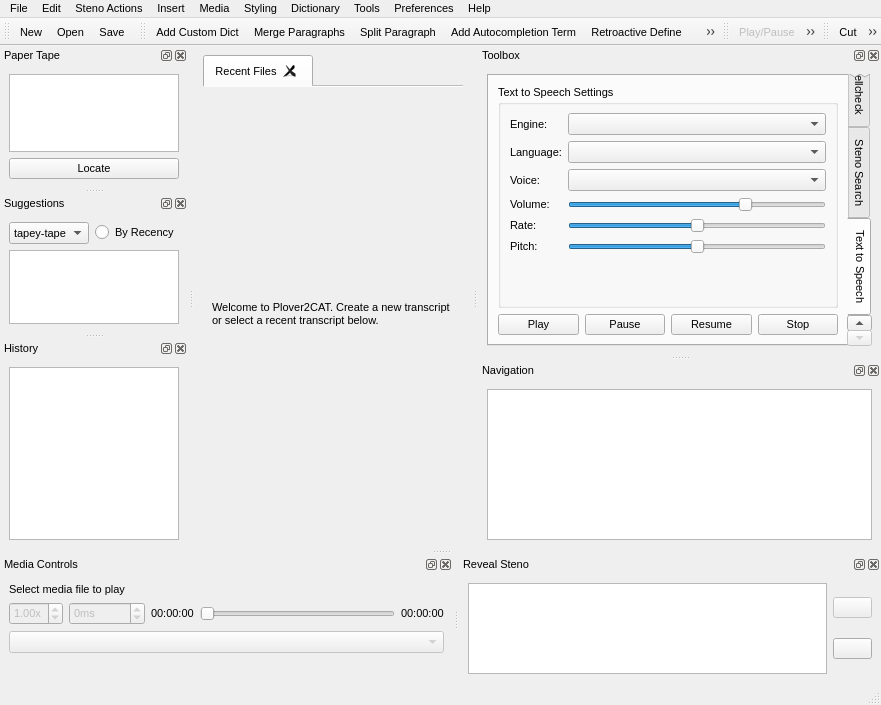
Qt form plover_cat/plover_cat.ui (greenwyrt/plover2CAT) before a commit.
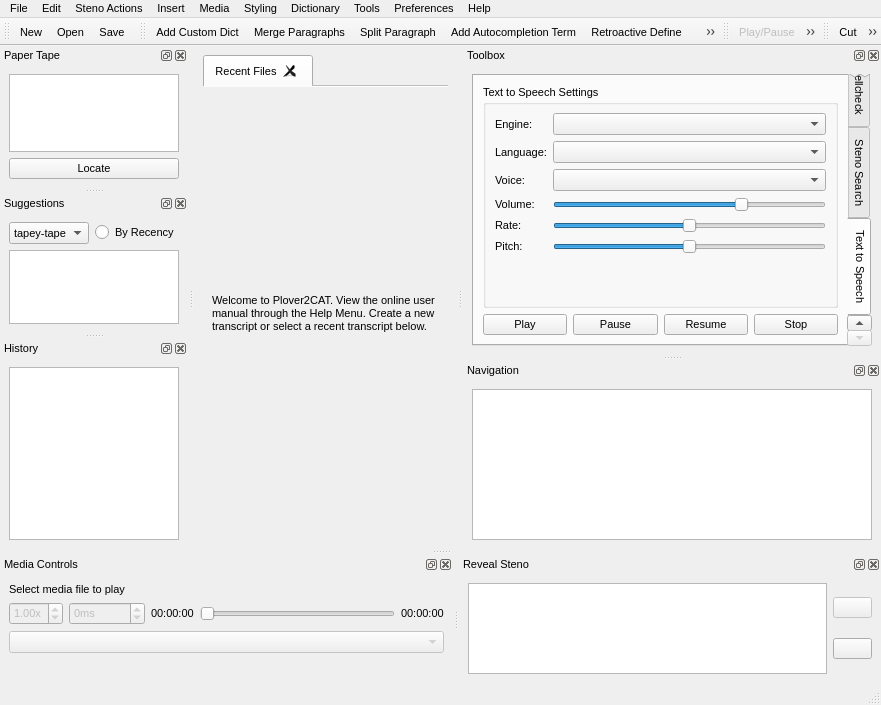
The same form after that commit. Icons and pictures are not drawn.

What changed in the file:
```diff
--- a/plover_cat/plover_cat.ui
+++ b/plover_cat/plover_cat.ui
@@ -117,7 +117,7 @@
              </sizepolicy>
             </property>
             <property name="text">
-             <string>Welcome to Plover2CAT. Create a new transcript or select a recent transcript below.</string>
+             <string>Welcome to Plover2CAT. View the online user manual through the Help Menu. Create a new transcript or select a recent transcript below. </string>
             </property>
             <property name="textFormat">
              <enum>Qt::TextFormat::PlainText</enum>
```
Left out of the diff: 10 changed lines with no effect on the pictures.
